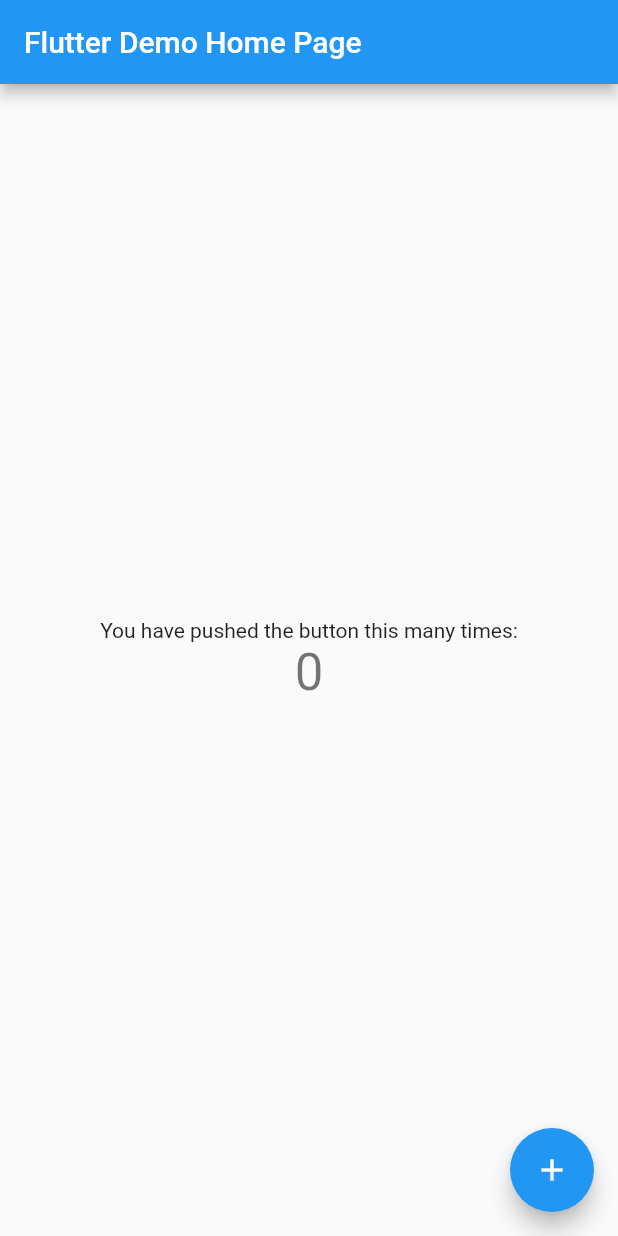
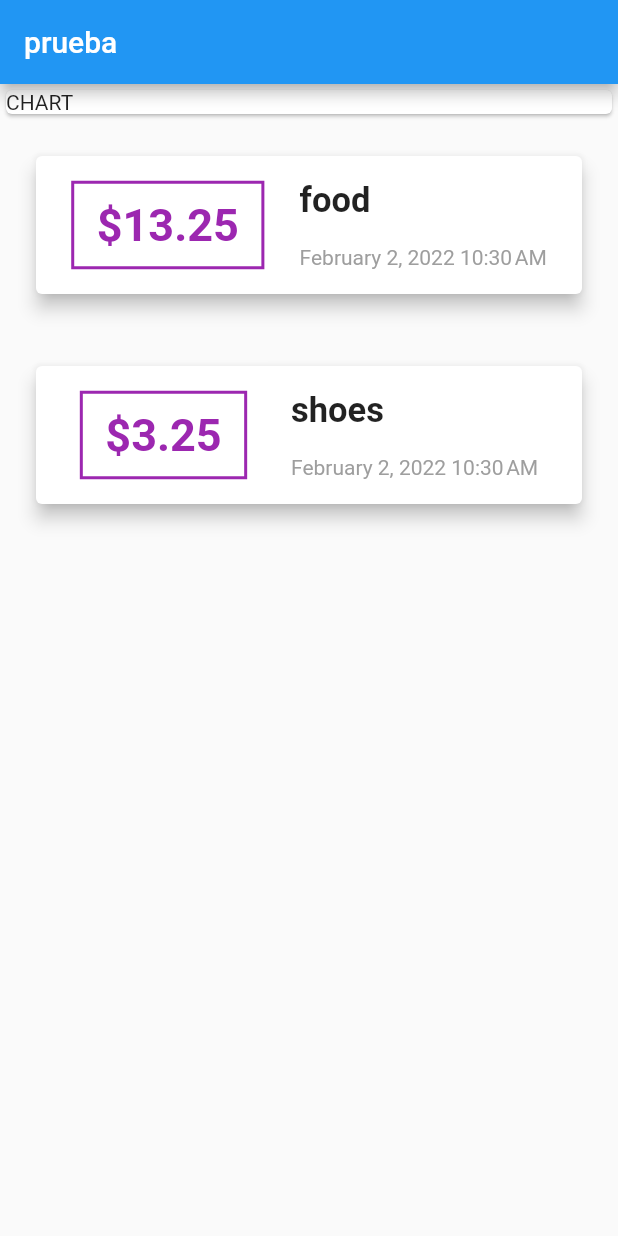
Before and after one commit to JeanBayer/app-money-flutter, a Flutter app: the screen it shows after launch, on a phone screen of 412 x 824 dp. Run offline on Flutter 3.47's test engine with Material 2 defaults, Android fonts, the phone set to English and light mode, and no system bars.

```diff
--- a/app/lib/main.dart
+++ b/app/lib/main.dart
@@ -1,4 +1,6 @@
 import 'package:flutter/material.dart';
+import './transaction.dart';
+import 'package:intl/intl.dart';
 
 void main() {
   runApp(const MyApp());
@@ -7,109 +9,98 @@ void main() {
 class MyApp extends StatelessWidget {
   const MyApp({Key? key}) : super(key: key);
 
-  // This widget is the root of your application.
   @override
   Widget build(BuildContext context) {
     return MaterialApp(
-      title: 'Flutter Demo',
-      theme: ThemeData(
-        // This is the theme of your application.
-        //
-        // Try running your application with "flutter run". You'll see the
-        // application has a blue toolbar. Then, without quitting the app, try
-        // changing the primarySwatch below to Colors.green and then invoke
-        // "hot reload" (press "r" in the console where you ran "flutter run",
-        // or simply save your changes to "hot reload" in a Flutter IDE).
-        // Notice that the counter didn't reset back to zero; the application
-        // is not restarted.
-        primarySwatch: Colors.blue,
-      ),
-      home: const MyHomePage(title: 'Flutter Demo Home Page'),
+      home: MyHomePage(),
     );
   }
 }
 
-class MyHomePage extends StatefulWidget {
-  const MyHomePage({Key? key, required this.title}) : super(key: key);
-
-  // This widget is the home page of your application. It is stateful, meaning
-  // that it has a State object (defined below) that contains fields that affect
-  // how it looks.
-
-  // This class is the configuration for the state. It holds the values (in this
-  // case the title) provided by the parent (in this case the App widget) and
-  // used by the build method of the State. Fields in a Widget subclass are
-  // always marked "final".
-
-  final String title;
-
-  @override
-  State<MyHomePage> createState() => _MyHomePageState();
-}
-
-class _MyHomePageState extends State<MyHomePage> {
-  int _counter = 0;
-
-  void _incrementCounter() {
-    setState(() {
-      // This call to setState tells the Flutter framework that something has
-      // changed in this State, which causes it to rerun the build method below
-      // so that the display can reflect the updated values. If we changed
-      // _counter without calling setState(), then the build method would not be
-      // called again, and so nothing would appear to happen.
-      _counter++;
-    });
-  }
+class MyHomePage extends StatelessWidget {
+  final List<Transaction> transaction = [
+    Transaction(
+      id: "t1",
+      title: "food",
+      amount: 13.25,
+      date: DateTime.now(),
+    ),
+    Transaction(
+      id: "t2",
+      title: "shoes",
+      amount: 3.25,
+      date: DateTime.now(),
+    ),
+  ];
 
   @override
   Widget build(BuildContext context) {
-    // This method is rerun every time setState is called, for instance as done
-    // by the _incrementCounter method above.
-    //
-    // The Flutter framework has been optimized to make rerunning build methods
-    // fast, so that you can just rebuild anything that needs updating rather
-    // than having to individually change instances of widgets.
     return Scaffold(
       appBar: AppBar(
-        // Here we take the value from the MyHomePage object that was created by
-        // the App.build method, and use it to set our appbar title.
-        title: Text(widget.title),
+        title: Text("prueba"),
       ),
-      body: Center(
-        // Center is a layout widget. It takes a single child and positions it
-        // in the middle of the parent.
-        child: Column(
-          // Column is also a layout widget. It takes a list of children and
-          // arranges them vertically. By default, it sizes itself to fit its
-          // children horizontally, and tries to be as tall as its parent.
-          //
-          // Invoke "debug painting" (press "p" in the console, choose the
-          // "Toggle Debug Paint" action from the Flutter Inspector in Android
-          // Studio, or the "Toggle Debug Paint" command in Visual Studio Code)
-          // to see the wireframe for each widget.
-          //
-          // Column has various properties to control how it sizes itself and
-          // how it positions its children. Here we use mainAxisAlignment to
-          // center the children vertically; the main axis here is the vertical
-          // axis because Columns are vertical (the cross axis would be
-          // horizontal).
-          mainAxisAlignment: MainAxisAlignment.center,
-          children: <Widget>[
-            const Text(
-              'You have pushed the button this many times:',
+      body: Column(
+        children: [
+          Container(
+            width: double.infinity,
+            child: Card(
+              child: Text("CHART"),
             ),
-            Text(
-              '$_counter',
-              style: Theme.of(context).textTheme.headline4,
-            ),
-          ],
-        ),
+          ),
+          ...transaction.map(
+            (tx) {
+              return Container(
+                height: 100,
+                margin: EdgeInsets.all(20),
+                child: Card(
+                  elevation: 5,
+                  child: Row(
+                    crossAxisAlignment: CrossAxisAlignment.center,
+                    mainAxisAlignment: MainAxisAlignment.spaceEvenly,
+                    children: [
+                      Container(
+                        padding:
+                            EdgeInsets.symmetric(vertical: 10, horizontal: 15),
+                        decoration: BoxDecoration(
+                          border: Border.all(
+                            width: 2,
+                            color: Colors.purple,
+                          ),
+                        ),
+                        child: Text(
+                          "\$${tx.amount}",
+                          style: TextStyle(
+                            fontSize: 30,
+                            fontWeight: FontWeight.bold,
+                            color: Colors.purple,
+                          ),
+                        ),
+                      ),
+                      Column(
+                        crossAxisAlignment: CrossAxisAlignment.start,
+                        mainAxisAlignment: MainAxisAlignment.spaceEvenly,
+                        children: [
+                          Text(
+                            tx.title,
+                            style: TextStyle(
+                              fontSize: 23,
+                              fontWeight: FontWeight.bold,
+                            ),
+                          ),
+                          Text(
+                            DateFormat.yMMMMd().add_jm().format(tx.date),
+                            style: TextStyle(color: Colors.grey),
+                          ),
+                        ],
+                      )
+                    ],
+                  ),
+                ),
+              );
+            },
+          ).toList(),
+        ],
       ),
-      floatingActionButton: FloatingActionButton(
-        onPressed: _incrementCounter,
-        tooltip: 'Increment',
-        child: const Icon(Icons.add),
-      ), // This trailing comma makes auto-formatting nicer for build methods.
     );
   }
 }
--- /dev/null
+++ b/app/lib/transaction.dart
@@ -0,0 +1,8 @@
+class Transaction {
+  final String id ;
+  final String title;
+  final double amount;
+  final DateTime date;
+
+  Transaction({required this.id, required this.title, required this.amount, required this.date});
+}
--- a/app/pubspec.yaml
+++ b/app/pubspec.yaml
@@ -34,6 +34,7 @@ dependencies:
   # The following adds the Cupertino Icons font to your application.
   # Use with the CupertinoIcons class for iOS style icons.
   cupertino_icons: ^1.0.2
+  intl: ^0.17.0
 
 dev_dependencies:
   flutter_test:
```
Also changed, not shown: app/pubspec.lock, 1 other file.
